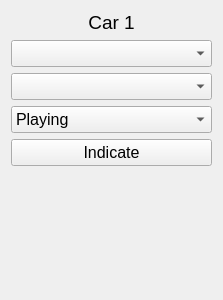
Old version of the form FMS/inc/CarOptionsWidget.ui in the repository FRC-836/SoccerCars.
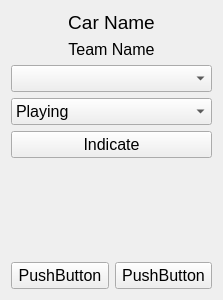
New version of the form.

Commit message: finalized initial design of car options widget

The edit to the form file:
```diff
--- a/FMS/inc/CarOptionsWidget.ui
+++ b/FMS/inc/CarOptionsWidget.ui
@@ -22,7 +22,7 @@
       </font>
      </property>
      <property name="text">
-      <string>Car 1</string>
+      <string>Car Name</string>
      </property>
      <property name="alignment">
       <set>Qt::AlignCenter</set>
@@ -30,12 +30,18 @@
     </widget>
    </item>
    <item>
-    <widget class="QComboBox" name="comboBox">
+    <widget class="QLabel" name="lblTeamName">
      <property name="font">
       <font>
        <pointsize>12</pointsize>
       </font>
      </property>
+     <property name="text">
+      <string>Team Name</string>
+     </property>
+     <property name="alignment">
+      <set>Qt::AlignCenter</set>
+     </property>
     </widget>
    </item>
    <item>
@@ -54,6 +60,9 @@
        <pointsize>12</pointsize>
       </font>
      </property>
+     <property name="editable">
+      <bool>false</bool>
+     </property>
      <item>
       <property name="text">
        <string>Playing</string>
@@ -91,6 +100,34 @@
      </property>
     </spacer>
    </item>
+   <item>
+    <layout class="QHBoxLayout" name="horizontalLayout">
+     <item>
+      <widget class="QPushButton" name="btnUpTeam">
+       <property name="font">
+        <font>
+         <pointsize>12</pointsize>
+        </font>
+       </property>
+       <property name="text">
+        <string>PushButton</string>
+       </property>
+      </widget>
+     </item>
+     <item>
+      <widget class="QPushButton" name="btnDownTeam">
+       <property name="font">
+        <font>
+         <pointsize>12</pointsize>
+        </font>
+       </property>
+       <property name="text">
+        <string>PushButton</string>
+       </property>
+      </widget>
+     </item>
+    </layout>
+   </item>
   </layout>
  </widget>
  <resources/>
```
Left out of the diff: 8 changed lines with no effect on the pictures.
